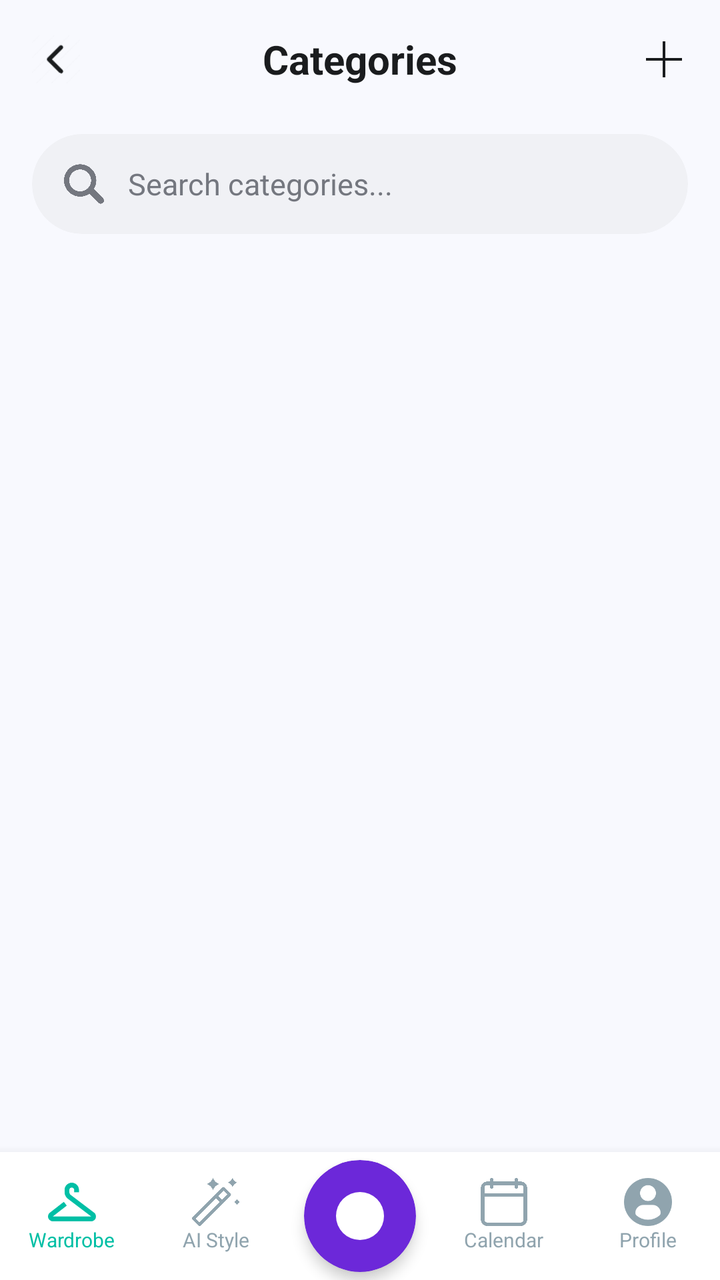
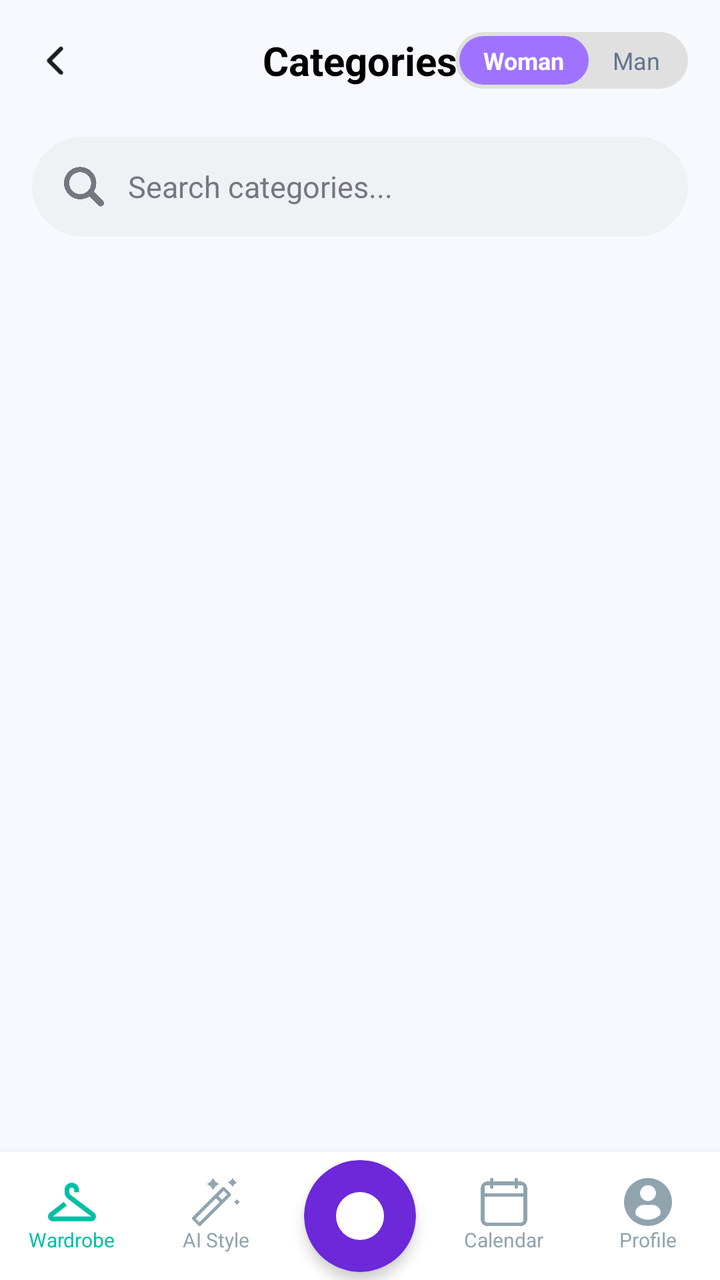

Compare the two renders of this Android layout. The source of the first and the diff that turns it into the second are given below.
<!-- AndroidManifest.xml: application theme Theme.Project -->
<!-- res/layout/wardrobe_categories.xml -->
<?xml version="1.0" encoding="utf-8"?>
<androidx.constraintlayout.widget.ConstraintLayout xmlns:android="http://schemas.android.com/apk/res/android"
    xmlns:app="http://schemas.android.com/apk/res-auto"
    xmlns:tools="http://schemas.android.com/tools"
    android:layout_width="match_parent"
    android:layout_height="match_parent"
    android:background="@color/wardrobe_bg"
    android:fitsSystemWindows="true">

    
    <androidx.constraintlayout.widget.ConstraintLayout
        android:id="@+id/cl_header"
        android:layout_width="match_parent"
        android:layout_height="wrap_content"
        android:padding="16dp"
        app:layout_constraintTop_toTopOf="parent">

        <ImageView
            android:id="@+id/iv_back"
            android:layout_width="24dp"
            android:layout_height="24dp"
            android:contentDescription="Back"
            android:src="@drawable/arrowleft"
            app:layout_constraintBottom_toBottomOf="parent"
            app:layout_constraintStart_toStartOf="parent"
            app:layout_constraintTop_toTopOf="parent"
            app:tint="@color/wardrobe_text_primary" />

        <TextView
            android:id="@+id/tv_title"
            android:layout_width="wrap_content"
            android:layout_height="wrap_content"
            android:text="Categories"
            android:textColor="@color/wardrobe_text_primary"
            android:textSize="20sp"
            android:textStyle="bold"
            app:layout_constraintBottom_toBottomOf="parent"
            app:layout_constraintEnd_toEndOf="parent"
            app:layout_constraintStart_toStartOf="parent"
            app:layout_constraintTop_toTopOf="parent" />

        <ImageView
            android:id="@+id/iv_add_category"
            android:layout_width="24dp"
            android:layout_height="24dp"
            android:contentDescription="Add Category"
            android:src="@drawable/plus"
            app:layout_constraintBottom_toBottomOf="parent"
            app:layout_constraintEnd_toEndOf="parent"
            app:layout_constraintTop_toTopOf="parent"
            app:tint="@color/wardrobe_text_primary" />
    </androidx.constraintlayout.widget.ConstraintLayout>

    
    <com.google.android.material.card.MaterialCardView
        android:id="@+id/cv_search"
        android:layout_width="match_parent"
        android:layout_height="50dp"
        android:layout_marginStart="16dp"
        android:layout_marginTop="8dp"
        android:layout_marginEnd="16dp"
        app:cardBackgroundColor="#F0F1F5"
        app:cardCornerRadius="25dp"
        app:cardElevation="0dp"
        app:layout_constraintTop_toBottomOf="@id/cl_header"
        app:strokeWidth="0dp">

        <LinearLayout
            android:layout_width="match_parent"
            android:layout_height="match_parent"
            android:gravity="center_vertical"
            android:orientation="horizontal"
            android:paddingStart="16dp"
            android:paddingEnd="16dp">

            <ImageView
                android:layout_width="20dp"
                android:layout_height="20dp"
                android:src="@drawable/search"
                app:tint="@color/wardrobe_text_secondary" />

            <EditText
                android:id="@+id/et_search"
                android:layout_width="match_parent"
                android:layout_height="match_parent"
                android:layout_marginStart="12dp"
                android:background="@null"
                android:hint="Search categories..."
                android:inputType="text"
                android:textColor="@color/wardrobe_text_primary"
                android:textColorHint="@color/wardrobe_text_secondary"
                android:textSize="15sp" />
        </LinearLayout>
    </com.google.android.material.card.MaterialCardView>

    <androidx.recyclerview.widget.RecyclerView
        android:id="@+id/rv_categories"
        android:layout_width="match_parent"
        android:layout_height="0dp"
        android:clipToPadding="false"
        android:padding="8dp"
        app:layout_constraintBottom_toTopOf="@id/bottomBar"
        app:layout_constraintTop_toBottomOf="@id/cv_search"
        tools:listitem="@layout/item_category_grid" />

    
    <LinearLayout
        android:id="@+id/bottomBar"
        android:layout_width="match_parent"
        android:layout_height="64dp"
        android:background="@color/white"
        android:elevation="8dp"
        android:orientation="horizontal"
        app:layout_constraintBottom_toBottomOf="parent">

        
        <LinearLayout
            android:id="@+id/wardrobe_menu"
            android:layout_width="0dp"
            android:layout_height="match_parent"
            android:layout_weight="1"
            android:gravity="center"
            android:orientation="vertical">

            <ImageView
                android:layout_width="24dp"
                android:layout_height="24dp"
                android:src="@drawable/hanger"
                app:tint="@color/nav_active_teal" />

            <TextView
                android:layout_width="wrap_content"
                android:layout_height="wrap_content"
                android:text="Wardrobe"
                android:textColor="@color/nav_active_teal"
                android:textSize="10sp" />
        </LinearLayout>

        
        <LinearLayout
            android:id="@+id/ai_menu"
            android:layout_width="0dp"
            android:layout_height="match_parent"
            android:layout_weight="1"
            android:gravity="center"
            android:orientation="vertical">

            <ImageView
                android:layout_width="24dp"
                android:layout_height="24dp"
                android:src="@drawable/magic"
                app:tint="@color/nav_inactive" />

            <TextView
                android:layout_width="wrap_content"
                android:layout_height="wrap_content"
                android:text="AI Style"
                android:textColor="@color/nav_inactive"
                android:textSize="10sp" />
        </LinearLayout>

        
        <FrameLayout
            android:layout_width="0dp"
            android:layout_height="match_parent"
            android:layout_weight="1">

            <com.google.android.material.card.MaterialCardView
                android:id="@+id/camera_menu"
                android:layout_width="56dp"
                android:layout_height="56dp"
                android:layout_gravity="center"
                app:cardBackgroundColor="#6C28D9"
                app:cardCornerRadius="28dp"
                app:cardElevation="4dp"
                app:strokeWidth="0dp">

                <ImageView
                    android:layout_width="24dp"
                    android:layout_height="24dp"
                    android:layout_gravity="center"
                    android:src="@drawable/ic_check_badge"
                    app:tint="@color/white" />
            </com.google.android.material.card.MaterialCardView>
        </FrameLayout>

        
        <LinearLayout
            android:id="@+id/calendar_menu"
            android:layout_width="0dp"
            android:layout_height="match_parent"
            android:layout_weight="1"
            android:gravity="center"
            android:orientation="vertical">

            <ImageView
                android:layout_width="24dp"
                android:layout_height="24dp"
                android:src="@drawable/calendar_1"
                app:tint="@color/nav_inactive" />

            <TextView
                android:layout_width="wrap_content"
                android:layout_height="wrap_content"
                android:text="Calendar"
                android:textColor="@color/nav_inactive"
                android:textSize="10sp" />
        </LinearLayout>

        
        <LinearLayout
            android:id="@+id/profile_menu"
            android:layout_width="0dp"
            android:layout_height="match_parent"
            android:layout_weight="1"
            android:gravity="center"
            android:orientation="vertical">

            <ImageView
                android:layout_width="24dp"
                android:layout_height="24dp"
                android:src="@drawable/profile"
                app:tint="@color/nav_inactive" />

            <TextView
                android:layout_width="wrap_content"
                android:layout_height="wrap_content"
                android:text="Profile"
                android:textColor="@color/nav_inactive"
                android:textSize="10sp" />
        </LinearLayout>
    </LinearLayout>

</androidx.constraintlayout.widget.ConstraintLayout>
<!-- res/layout/item_category_grid.xml (included above) -->
<?xml version="1.0" encoding="utf-8"?>
<com.google.android.material.card.MaterialCardView xmlns:android="http://schemas.android.com/apk/res/android"
    xmlns:app="http://schemas.android.com/apk/res-auto"
    android:id="@+id/cv_category_card"
    android:layout_width="match_parent"
    android:layout_height="wrap_content"
    android:layout_margin="8dp"
    app:cardCornerRadius="24dp"
    app:cardElevation="0dp"
    app:strokeWidth="0dp">

    <LinearLayout
        android:layout_width="match_parent"
        android:layout_height="wrap_content"
        android:gravity="center"
        android:orientation="vertical"
        android:padding="16dp">

        <com.google.android.material.card.MaterialCardView
            android:layout_width="64dp"
            android:layout_height="64dp"
            app:cardBackgroundColor="@color/white"
            app:cardCornerRadius="32dp"
            app:cardElevation="0dp"
            app:strokeWidth="0dp">

            <ImageView
                android:id="@+id/iv_category_icon"
                android:layout_width="32dp"
                android:layout_height="32dp"
                android:layout_gravity="center"
                android:src="@drawable/shirt" />
        </com.google.android.material.card.MaterialCardView>

        <TextView
            android:id="@+id/tv_category_name"
            android:layout_width="wrap_content"
            android:layout_height="wrap_content"
            android:layout_marginTop="12dp"
            android:text="Category"
            android:textColor="@color/wardrobe_text_primary"
            android:textSize="16sp"
            android:textStyle="bold" />

        <TextView
            android:id="@+id/tv_item_count"
            android:layout_width="wrap_content"
            android:layout_height="wrap_content"
            android:text="0 Items"
            android:textColor="@color/wardrobe_text_secondary"
            android:textSize="13sp" />

    </LinearLayout>
</com.google.android.material.card.MaterialCardView>
<!-- resources referenced by this layout -->
<resources>
  <color name="nav_active_teal">#00BFA5</color>
  <color name="nav_inactive">#90A4AE</color>
  <color name="wardrobe_bg">#F8F9FE</color>
  <color name="wardrobe_text_primary">#1A1C1E</color>
  <color name="wardrobe_text_secondary">#74777F</color>
  <color name="white">#FFFFFFFF</color>
  <!-- drawable arrowleft: png bitmap (drawable, 2027 bytes) -->
  <!-- drawable calendar_1: png bitmap (drawable, 6932 bytes) -->
  <!-- drawable hanger: png bitmap (drawable, 2657 bytes) -->
  <!-- drawable ic_check_badge (drawable) -->
  <?xml version="1.0" encoding="utf-8"?>
  <layer-list xmlns:android="http://schemas.android.com/apk/res/android">
      <item>
          <shape android:shape="oval">
              <solid android:color="#000000" />
              <size android:width="20dp" android:height="20dp" />
          </shape>
      </item>
      <item
          android:bottom="4dp"
          android:left="4dp"
          android:right="4dp"
          android:top="4dp">
          <vector
              android:width="12dp"
              android:height="12dp"
              android:viewportWidth="24"
              android:viewportHeight="24">
              <path
                  android:fillColor="#FFFFFF"
                  android:pathData="M9,16.17L4.83,12l-1.42,1.41L9,19 21,7l-1.41-1.41z" />
          </vector>
      </item>
  </layer-list>
  <!-- drawable magic: png bitmap (drawable, 8048 bytes) -->
  <!-- drawable plus: png bitmap (drawable, 2029 bytes) -->
  <!-- drawable profile: png bitmap (drawable, 2337 bytes) -->
  <!-- drawable search: png bitmap (drawable, 7463 bytes) -->
  <!-- drawable shirt: png bitmap (drawable, 11638 bytes) -->
  <style name="Theme.Project" parent="Base.Theme.Project" />
  <style name="Base.Theme.Project" parent="Theme.Material3.DayNight.NoActionBar">
          
          
      </style>
</resources>

<!-- the commit's change to res/layout/wardrobe_categories.xml (unified diff, before → after) -->
@@ -31,7 +31,7 @@
             android:layout_width="wrap_content"
             android:layout_height="wrap_content"
             android:text="Categories"
-            android:textColor="@color/wardrobe_text_primary"
+            android:textColor="@color/black"
             android:textSize="20sp"
             android:textStyle="bold"
             app:layout_constraintBottom_toBottomOf="parent"
@@ -39,16 +39,42 @@
             app:layout_constraintStart_toStartOf="parent"
             app:layout_constraintTop_toTopOf="parent" />
 
-        <ImageView
-            android:id="@+id/iv_add_category"
-            android:layout_width="24dp"
-            android:layout_height="24dp"
-            android:contentDescription="Add Category"
-            android:src="@drawable/plus"
+        <LinearLayout
+            android:id="@+id/ll_gender_toggle"
+            android:layout_width="wrap_content"
+            android:layout_height="wrap_content"
+            android:background="@drawable/bg_pill"
+            android:orientation="horizontal"
+            android:padding="2dp"
             app:layout_constraintBottom_toBottomOf="parent"
             app:layout_constraintEnd_toEndOf="parent"
-            app:layout_constraintTop_toTopOf="parent"
-            app:tint="@color/wardrobe_text_primary" />
+            app:layout_constraintTop_toTopOf="parent">
+
+            <TextView
+                android:id="@+id/tv_woman"
+                android:layout_width="wrap_content"
+                android:layout_height="wrap_content"
+                android:background="@drawable/bg_pill"
+                android:backgroundTint="@color/ai_accent"
+                android:paddingHorizontal="12dp"
+                android:paddingVertical="4dp"
+                android:text="Woman"
+                android:textColor="@color/white"
+                android:textSize="12sp"
+                android:textStyle="bold" />
+
+            <TextView
+                android:id="@+id/tv_man"
+                android:layout_width="wrap_content"
+                android:layout_height="wrap_content"
+                android:paddingHorizontal="12dp"
+                android:paddingVertical="4dp"
+                android:text="Man"
+                android:textColor="@color/ai_chip_unselected_text"
+                android:textSize="12sp" />
+
+        </LinearLayout>
+
     </androidx.constraintlayout.widget.ConstraintLayout>
 
     
@@ -264,7 +290,8 @@
                 android:layout_width="32dp"
                 android:layout_height="32dp"
                 android:layout_gravity="center"
-                android:src="@drawable/shirt" />
+                android:src="@drawable/hanger"
+                app:tint="@color/black" />
         </com.google.android.material.card.MaterialCardView>
 
         <TextView
<!-- resource entries referenced after the edit -->
@@ -1,5 +1,8 @@
 <!-- resources referenced by this layout -->
 <resources>
+  <color name="ai_accent">#9F73FF</color>
+  <color name="ai_chip_unselected_text">#64748B</color>
+  <color name="black">#FF000000</color>
   <color name="nav_active_teal">#00BFA5</color>
   <color name="nav_inactive">#90A4AE</color>
   <color name="wardrobe_bg">#F8F9FE</color>
@@ -7,6 +10,12 @@
   <color name="wardrobe_text_secondary">#74777F</color>
   <color name="white">#FFFFFFFF</color>
   <!-- drawable arrowleft: png bitmap (drawable, 2027 bytes) -->
+  <!-- drawable bg_pill (drawable) -->
+  <?xml version="1.0" encoding="utf-8"?>
+  <shape xmlns:android="http://schemas.android.com/apk/res/android">
+      <solid android:color="#E0E0E0"/>
+      <corners android:radius="50dp"/>
+  </shape>
   <!-- drawable calendar_1: png bitmap (drawable, 6932 bytes) -->
   <!-- drawable hanger: png bitmap (drawable, 2657 bytes) -->
   <!-- drawable ic_check_badge (drawable) -->
@@ -35,10 +44,8 @@
       </item>
   </layer-list>
   <!-- drawable magic: png bitmap (drawable, 8048 bytes) -->
-  <!-- drawable plus: png bitmap (drawable, 2029 bytes) -->
   <!-- drawable profile: png bitmap (drawable, 2337 bytes) -->
   <!-- drawable search: png bitmap (drawable, 7463 bytes) -->
-  <!-- drawable shirt: png bitmap (drawable, 11638 bytes) -->
   <style name="Theme.Project" parent="Base.Theme.Project" />
   <style name="Base.Theme.Project" parent="Theme.Material3.DayNight.NoActionBar">
           
